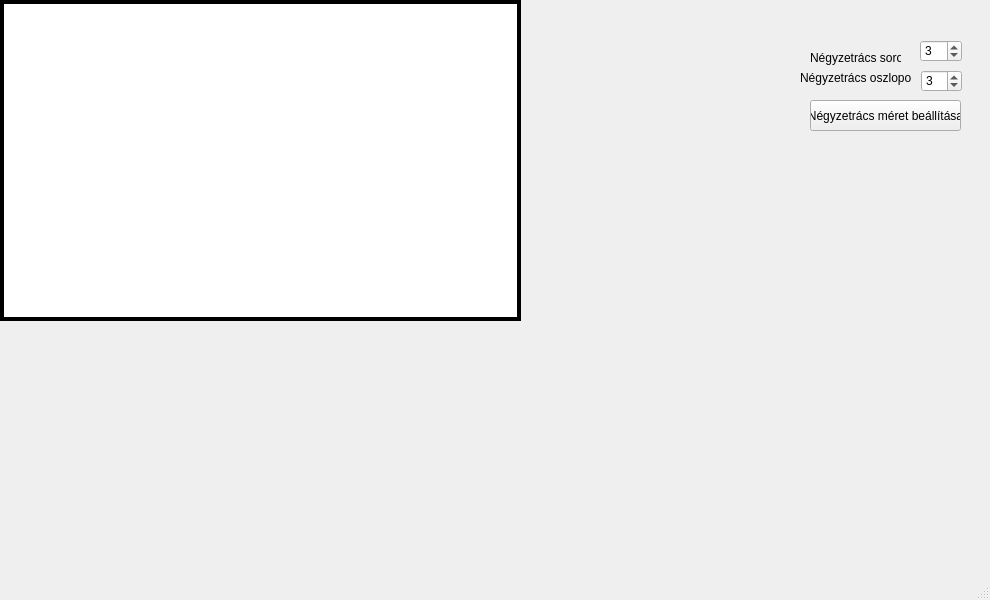
Before: the Qt Designer form mainwindow.ui in WhoiisThisGuy/TRUE, drawn with Qt 5.
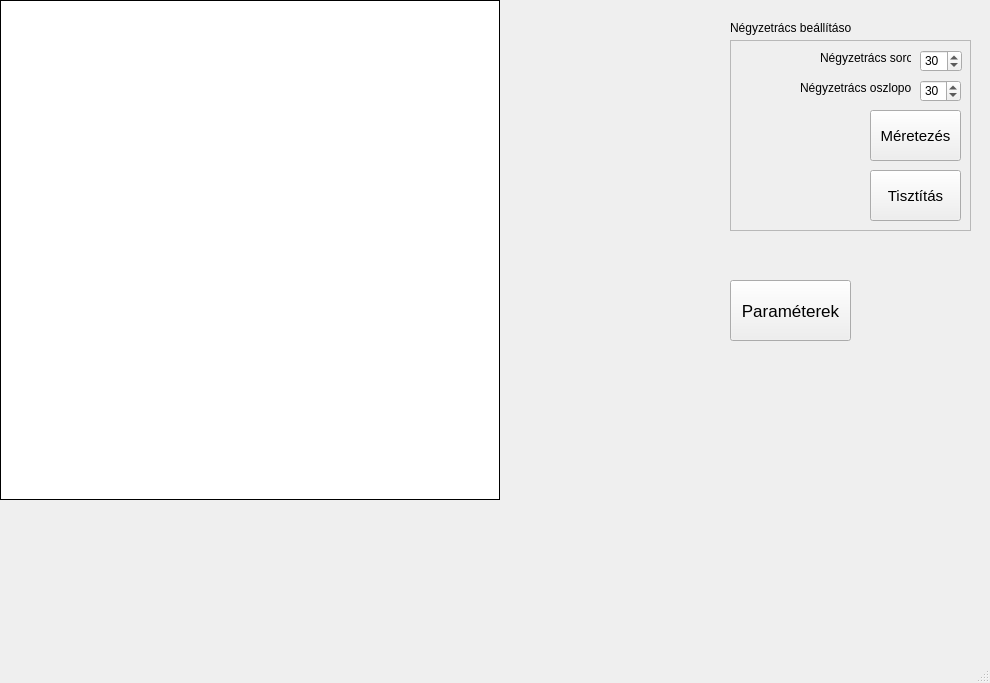
After: the same form once the commit is applied.

Commit message: Grid editing functions added.

The edit to the form file:
```diff
--- a/mainwindow.ui
+++ b/mainwindow.ui
@@ -7,90 +7,13 @@
     <x>0</x>
     <y>0</y>
     <width>990</width>
-    <height>600</height>
+    <height>683</height>
    </rect>
   </property>
   <property name="windowTitle">
    <string>MainWindow</string>
   </property>
   <widget class="QWidget" name="centralwidget">
-   <widget class="QSpinBox" name="numberOfRowsBox">
-    <property name="geometry">
-     <rect>
-      <x>920</x>
-      <y>40</y>
-      <width>42</width>
-      <height>22</height>
-     </rect>
-    </property>
-    <property name="minimum">
-     <number>1</number>
-    </property>
-    <property name="maximum">
-     <number>100</number>
-    </property>
-    <property name="value">
-     <number>3</number>
-    </property>
-   </widget>
-   <widget class="QSpinBox" name="numberOfColumnsBox">
-    <property name="geometry">
-     <rect>
-      <x>921</x>
-      <y>70</y>
-      <width>41</width>
-      <height>22</height>
-     </rect>
-    </property>
-    <property name="minimum">
-     <number>1</number>
-    </property>
-    <property name="maximum">
-     <number>100</number>
-    </property>
-    <property name="value">
-     <number>3</number>
-    </property>
-   </widget>
-   <widget class="QPushButton" name="pushButton">
-    <property name="geometry">
-     <rect>
-      <x>810</x>
-      <y>100</y>
-      <width>151</width>
-      <height>31</height>
-     </rect>
-    </property>
-    <property name="text">
-     <string>Négyzetrács méret beállítása</string>
-    </property>
-   </widget>
-   <widget class="QLabel" name="label">
-    <property name="geometry">
-     <rect>
-      <x>810</x>
-      <y>50</y>
-      <width>91</width>
-      <height>16</height>
-     </rect>
-    </property>
-    <property name="text">
-     <string>Négyzetrács sorok</string>
-    </property>
-   </widget>
-   <widget class="QLabel" name="label_2">
-    <property name="geometry">
-     <rect>
-      <x>800</x>
-      <y>70</y>
-      <width>111</width>
-      <height>16</height>
-     </rect>
-    </property>
-    <property name="text">
-     <string>Négyzetrács oszlopok</string>
-    </property>
-   </widget>
    <widget class="QTableView" name="myGridView">
     <property name="enabled">
      <bool>true</bool>
@@ -99,8 +22,8 @@
      <rect>
       <x>0</x>
       <y>0</y>
-      <width>521</width>
-      <height>321</height>
+      <width>500</width>
+      <height>500</height>
      </rect>
     </property>
     <property name="sizePolicy">
@@ -109,6 +32,18 @@
       <verstretch>0</verstretch>
      </sizepolicy>
     </property>
+    <property name="maximumSize">
+     <size>
+      <width>500</width>
+      <height>500</height>
+     </size>
+    </property>
+    <property name="mouseTracking">
+     <bool>true</bool>
+    </property>
+    <property name="acceptDrops">
+     <bool>true</bool>
+    </property>
     <property name="frameShape">
      <enum>QFrame::Box</enum>
     </property>
@@ -116,16 +51,22 @@
      <enum>QFrame::Plain</enum>
     </property>
     <property name="lineWidth">
-     <number>4</number>
+     <number>1</number>
     </property>
     <property name="midLineWidth">
      <number>0</number>
     </property>
     <property name="verticalScrollBarPolicy">
-     <enum>Qt::ScrollBarAlwaysOff</enum>
+     <enum>Qt::ScrollBarAsNeeded</enum>
     </property>
     <property name="horizontalScrollBarPolicy">
-     <enum>Qt::ScrollBarAlwaysOff</enum>
+     <enum>Qt::ScrollBarAsNeeded</enum>
+    </property>
+    <property name="sizeAdjustPolicy">
+     <enum>QAbstractScrollArea::AdjustIgnored</enum>
+    </property>
+    <property name="autoScroll">
+     <bool>false</bool>
     </property>
     <property name="editTriggers">
      <set>QAbstractItemView::NoEditTriggers</set>
@@ -158,6 +99,156 @@
      <number>20</number>
     </attribute>
    </widget>
+   <widget class="QFrame" name="gridMenuFrame">
+    <property name="geometry">
+     <rect>
+      <x>730</x>
+      <y>40</y>
+      <width>241</width>
+      <height>191</height>
+     </rect>
+    </property>
+    <property name="frameShape">
+     <enum>QFrame::StyledPanel</enum>
+    </property>
+    <property name="frameShadow">
+     <enum>QFrame::Sunken</enum>
+    </property>
+    <property name="midLineWidth">
+     <number>0</number>
+    </property>
+    <widget class="QPushButton" name="pushButton">
+     <property name="geometry">
+      <rect>
+       <x>140</x>
+       <y>70</y>
+       <width>91</width>
+       <height>51</height>
+      </rect>
+     </property>
+     <property name="font">
+      <font>
+       <pointsize>11</pointsize>
+      </font>
+     </property>
+     <property name="text">
+      <string>Méretezés</string>
+     </property>
+    </widget>
+    <widget class="QLabel" name="label_2">
+     <property name="geometry">
+      <rect>
+       <x>70</x>
+       <y>40</y>
+       <width>111</width>
+       <height>16</height>
+      </rect>
+     </property>
+     <property name="text">
+      <string>Négyzetrács oszlopok</string>
+     </property>
+    </widget>
+    <widget class="QSpinBox" name="numberOfColumnsBox">
+     <property name="geometry">
+      <rect>
+       <x>190</x>
+       <y>40</y>
+       <width>41</width>
+       <height>22</height>
+      </rect>
+     </property>
+     <property name="minimum">
+      <number>1</number>
+     </property>
+     <property name="maximum">
+      <number>100</number>
+     </property>
+     <property name="value">
+      <number>30</number>
+     </property>
+    </widget>
+    <widget class="QLabel" name="label">
+     <property name="geometry">
+      <rect>
+       <x>90</x>
+       <y>10</y>
+       <width>91</width>
+       <height>16</height>
+      </rect>
+     </property>
+     <property name="text">
+      <string>Négyzetrács sorok</string>
+     </property>
+    </widget>
+    <widget class="QSpinBox" name="numberOfRowsBox">
+     <property name="geometry">
+      <rect>
+       <x>190</x>
+       <y>10</y>
+       <width>42</width>
+       <height>22</height>
+      </rect>
+     </property>
+     <property name="minimum">
+      <number>1</number>
+     </property>
+     <property name="maximum">
+      <number>100</number>
+     </property>
+     <property name="value">
+      <number>30</number>
+     </property>
+    </widget>
+    <widget class="QPushButton" name="clearButton">
+     <property name="geometry">
+      <rect>
+       <x>140</x>
+       <y>130</y>
+       <width>91</width>
+       <height>51</height>
+      </rect>
+     </property>
+     <property name="font">
+      <font>
+       <pointsize>11</pointsize>
+      </font>
+     </property>
+     <property name="text">
+      <string>Tisztítás</string>
+     </property>
+    </widget>
+   </widget>
+   <widget class="QPushButton" name="pushButton_2">
+    <property name="geometry">
+     <rect>
+      <x>730</x>
+      <y>280</y>
+      <width>121</width>
+      <height>61</height>
+     </rect>
+    </property>
+    <property name="font">
+     <font>
+      <pointsize>13</pointsize>
+     </font>
+    </property>
+    <property name="text">
+     <string>Paraméterek</string>
+    </property>
+   </widget>
+   <widget class="QLabel" name="label_3">
+    <property name="geometry">
+     <rect>
+      <x>730</x>
+      <y>20</y>
+      <width>121</width>
+      <height>16</height>
+     </rect>
+    </property>
+    <property name="text">
+     <string>Négyzetrács beállítások</string>
+    </property>
+   </widget>
   </widget>
   <widget class="QMenuBar" name="menubar">
    <property name="geometry">
```
Left out of the diff: 18 changed lines with no effect on the pictures. The commit also changes 7 other files.
